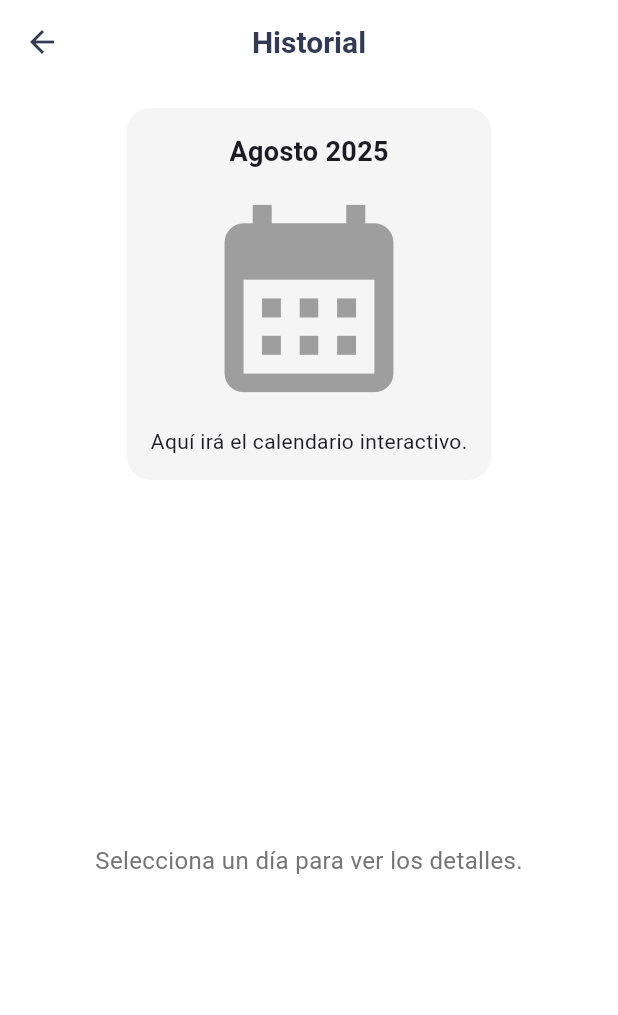
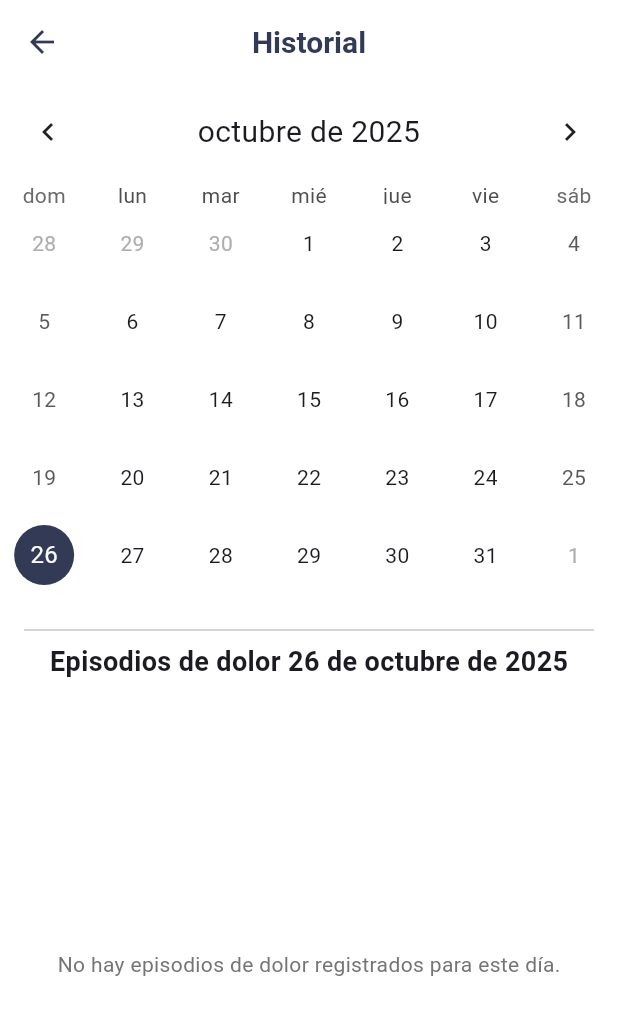
Before and after one commit to janisepulveda/auna, a Flutter app: the HistoryScreen screen opened directly, on a phone screen of 412 x 824 dp. Shown: the top 1015 px of the screen. Run offline on Flutter 3.47's test engine with Material 3 defaults, Android fonts, the phone set to English and light mode, and no system bars; drawn by our look-alikes of table_calendar; our stand-ins replace permission_handler, shared_preferences; missing offline and left inert: flutter_reactive_ble; accounts and stored records are empty.

Commit message:
agregar calendario

```diff
--- a/auna_app/lib/history_screen.dart
+++ b/auna_app/lib/history_screen.dart
@@ -1,8 +1,54 @@
-// history_screen.dart
+// lib/history_screen.dart
 import 'package:flutter/material.dart';
+import 'package:provider/provider.dart';
+import 'package:table_calendar/table_calendar.dart';
+import 'package:intl/intl.dart';
+import 'package:intl/date_symbol_data_local.dart'; // Necesario para inicializar 'intl'
+import 'user_provider.dart';
 
-class HistoryScreen extends StatelessWidget {
+class HistoryScreen extends StatefulWidget {
   const HistoryScreen({super.key});
+
+  @override
+  State<HistoryScreen> createState() => _HistoryScreenState();
+}
+
+class _HistoryScreenState extends State<HistoryScreen> {
+  DateTime _focusedDay = DateTime.now();
+  DateTime? _selectedDay;
+  List<CrisisModel> _selectedDayCrises = []; // Lista para guardar las crisis del día
+
+  @override
+  void initState() {
+    super.initState();
+    _selectedDay = _focusedDay;
+    initializeDateFormatting('es_CL', null);
+    // Cargamos las crisis del día actual al iniciar
+    WidgetsBinding.instance.addPostFrameCallback((_) {
+      _updateSelectedDayCrises(_selectedDay!);
+    });
+  }
+
+  // Función para obtener las crisis del día seleccionado desde el Provider
+  void _updateSelectedDayCrises(DateTime selectedDay) {
+    final userProvider = Provider.of<UserProvider>(context, listen: false);
+    setState(() {
+      _selectedDayCrises = userProvider.registeredCrises.where((crisis) {
+        return isSameDay(crisis.date, selectedDay);
+      }).toList();
+    });
+  }
+
+  // Qué hacer cuando se toca un día en el calendario
+  void _onDaySelected(DateTime selectedDay, DateTime focusedDay) {
+    if (!isSameDay(_selectedDay, selectedDay)) {
+      setState(() {
+        _selectedDay = selectedDay;
+        _focusedDay = focusedDay;
+        _updateSelectedDayCrises(selectedDay); // Actualiza la lista de crisis
+      });
+    }
+  }
 
   @override
   Widget build(BuildContext context) {
@@ -10,44 +56,137 @@ class HistoryScreen extends StatelessWidget {
       appBar: AppBar(
         title: const Text('Historial'),
       ),
-      body: Center(
-        child: Padding(
-          padding: const EdgeInsets.all(16.0),
-          child: Column(
+      body: Column(
         children: [
-              // Placeholder para el calendario
-              Container(
-                padding: const EdgeInsets.all(16),
-                decoration: BoxDecoration(
-                  color: Colors.grey[100],
-                  borderRadius: BorderRadius.circular(16),
+          // --- CALENDARIO ---
+          TableCalendar(
+            locale: 'es_CL',
+            firstDay: DateTime.utc(2020, 1, 1),
+            lastDay: DateTime.now().add(const Duration(days: 365)),
+            focusedDay: _focusedDay,
+            calendarFormat: CalendarFormat.month,
+            selectedDayPredicate: (day) => isSameDay(_selectedDay, day),
+            onDaySelected: _onDaySelected,
+            // Marcador de eventos (puntitos en los días con crisis)
+            eventLoader: (day) {
+               // Necesitamos leer el provider aquí para los marcadores
+              final userProvider = Provider.of<UserProvider>(context, listen: false);
+              return userProvider.registeredCrises.where((c) => isSameDay(c.date, day)).toList();
+            },
+            headerStyle: const HeaderStyle(
+              titleCentered: true,
+              formatButtonVisible: false,
+              titleTextStyle: TextStyle(fontSize: 20.0),
             ),
-                child: Column(
-                  children: const [
-                    Text("Agosto 2025", style: TextStyle(fontSize: 18, fontWeight: FontWeight.bold)),
-                    SizedBox(height: 10),
-                    Icon(Icons.calendar_month, size: 150, color: Colors.grey),
-                    SizedBox(height: 10),
-                    Text("Aquí irá el calendario interactivo."),
-                  ],
+            calendarStyle: CalendarStyle(
+              todayDecoration: BoxDecoration(
+                color: Theme.of(context).colorScheme.secondary.withOpacity(0.5),
+                shape: BoxShape.circle,
+              ),
+              selectedDecoration: BoxDecoration(
+                color: Theme.of(context).colorScheme.primary,
+                shape: BoxShape.circle,
+              ),
+              markerDecoration: BoxDecoration( // Estilo de los puntitos
+                color: Theme.of(context).colorScheme.primary.withOpacity(0.7),
+                shape: BoxShape.circle,
+              ),
+               markersMaxCount: 1, // Muestra solo un punto aunque haya varias crisis
             ),
           ),
-              const SizedBox(height: 20),
-              // Placeholder para la lista de crisis
-              Expanded(
-                child: Container(
-                  child: Center(
-                    child: Text(
-                      'Selecciona un día para ver los detalles.',
-                      style: TextStyle(color: Colors.grey[600], fontSize: 16),
+          // --- FIN DEL CALENDARIO ---
+
+          const SizedBox(height: 16),
+          const Divider(indent: 16, endIndent: 16),
+
+          // --- LISTA DE CRISIS DEL DÍA SELECCIONADO ---
+          Padding(
+            padding: const EdgeInsets.symmetric(horizontal: 16.0),
+            child: Text( // Mostramos la fecha seleccionada como título
+              "Episodios de dolor ${DateFormat.yMMMMd('es_CL').format(_selectedDay ?? DateTime.now())}",
+              style: const TextStyle(fontSize: 18, fontWeight: FontWeight.bold),
             ),
           ),
+          const SizedBox(height: 8),
+          Expanded(
+            child: _selectedDayCrises.isEmpty
+                // Mensaje si no hay crisis
+                ? Center(
+                    child: Text(
+                      'No hay episodios de dolor registrados para este día.',
+                      style: TextStyle(color: Colors.grey[600]),
+                    ),
+                  )
+                // Lista si hay crisis
+                : ListView.builder(
+                    padding: const EdgeInsets.symmetric(horizontal: 16.0),
+                    itemCount: _selectedDayCrises.length,
+                    itemBuilder: (context, index) {
+                      final crisis = _selectedDayCrises[index];
+                      // Usamos el widget que ya teníamos para mostrar cada crisis
+                      return _buildCrisisListItem(crisis);
+                    },
                   ),
           ),
         ],
       ),
+    );
+  }
+
+   // Widget para mostrar cada item de la lista de crisis (lo copiamos de la versión anterior)
+  Widget _buildCrisisListItem(CrisisModel crisis) {
+    return Card(
+      margin: const EdgeInsets.symmetric(vertical: 8),
+      child: Padding(
+        padding: const EdgeInsets.all(16.0),
+        child: Row(
+          children: [
+            // Columna para la hora y duración
+            Column(
+              crossAxisAlignment: CrossAxisAlignment.start,
+              children: [
+                Text(
+                  DateFormat.Hm().format(crisis.date), // Formato 24h
+                  style: const TextStyle(fontWeight: FontWeight.bold, fontSize: 16),
+                ),
+                const SizedBox(height: 4),
+                Text('${crisis.duration} min'),
+              ],
+            ),
+            const Spacer(),
+            // Columna para la barra de intensidad y el número
+            Row(
+              children: [
+                _buildIntensityBar(crisis.intensity),
+                const SizedBox(width: 16),
+                Text(
+                  crisis.intensity.toInt().toString(),
+                  style: const TextStyle(fontSize: 20, fontWeight: FontWeight.bold),
+                ),
+              ],
+            )
+          ],
         ),
       ),
     );
   }
+
+  // Widget para la barra de intensidad visual (lo copiamos de la versión anterior)
+  Widget _buildIntensityBar(double intensity) {
+    return Row(
+      children: List.generate(10, (index) {
+        return Container(
+          width: 8,
+          height: 20,
+          margin: const EdgeInsets.symmetric(horizontal: 1),
+          decoration: BoxDecoration(
+            color: index < intensity
+                ? Theme.of(context).colorScheme.primary // Usamos el color primario del tema
+                : Colors.grey.shade300, // Color para las barras vacías
+            borderRadius: BorderRadius.circular(2),
+          ),
+        );
+      }),
+    );
   }
+}
--- a/auna_app/lib/user_provider.dart
+++ b/auna_app/lib/user_provider.dart
@@ -1,45 +1,64 @@
 // lib/user_provider.dart
 import 'package:flutter/material.dart';
 
-// una clase simple para guardar los datos del usuario.
+// Clase para los datos del usuario (esta ya la tenías)
 class UserData {
   final String name;
   final String email;
-
   UserData({required this.name, required this.email});
 }
 
-// esta es la clase principal que manejará el estado.
-// 'changenotifier' permite que "notifique" a los widgets cuando hay un cambio.
+// ¡Añadimos la clase para guardar los datos de cada crisis!
+class CrisisModel {
+  final DateTime date;
+  final double intensity;
+  final int duration;
+  final String notes;
+
+  CrisisModel({
+    required this.date,
+    required this.intensity,
+    required this.duration,
+    required this.notes,
+  });
+}
+
 class UserProvider with ChangeNotifier {
-  // guardamos los datos del usuario de forma privada.
   UserData? _user;
-
-  // una forma pública de obtener los datos del usuario.
   UserData? get user => _user;
 
-  // 1. añadimos un contador para las crisis, inicializado en 0.
-  int _crisisCount = 0;
+  // ¡Cambiamos el contador por una lista detallada!
+  final List<CrisisModel> _registeredCrises = [];
+  List<CrisisModel> get registeredCrises => _registeredCrises;
 
-  // 2. creamos una forma pública de leer el contador.
-  int get crisisCount => _crisisCount;
+  // El contador de flores sigue funcionando, basado en la lista.
+  int get crisisCount => _registeredCrises.length;
 
-  // una función para "iniciar sesión".
-  // recibe los datos, los guarda y notifica a todos los que estén escuchando.
   void login(String name, String email) {
     _user = UserData(name: name, email: email);
     notifyListeners();
   }
 
-  // una función para "cerrar sesión".
   void logout() {
     _user = null;
+    _registeredCrises.clear(); // Limpiamos la lista al cerrar sesión
     notifyListeners();
   }
 
-  // 3. creamos una nueva función para cuando se registra una crisis.
-  void registerCrisis() {
-    _crisisCount++; // incrementa el contador.
-    notifyListeners(); // notifica a la app que algo cambió para que la pantalla se redibuje.
+  // ¡Función mejorada! Ahora pide y guarda los detalles en la lista.
+  void registerCrisis({
+    required double intensity,
+    required int duration,
+    required String notes,
+  }) {
+    _registeredCrises.add(
+      CrisisModel(
+        date: DateTime.now(), // Guarda la fecha y hora
+        intensity: intensity,
+        duration: duration,
+        notes: notes,
+      ),
+    );
+    notifyListeners();
   }
 }
```
Also changed, not shown: auna_app/lib/crisis_detail_screen.dart (+13 -8 lines). Lines whose indentation alone changed are shown as unchanged.
